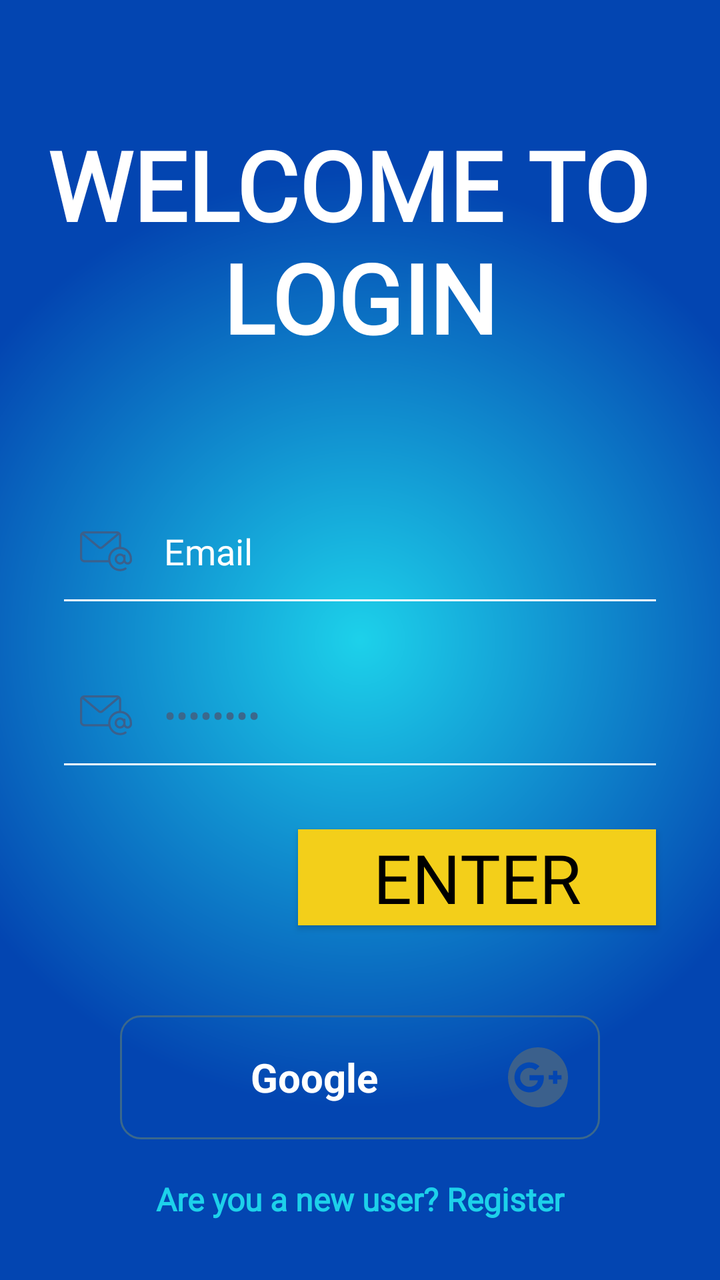
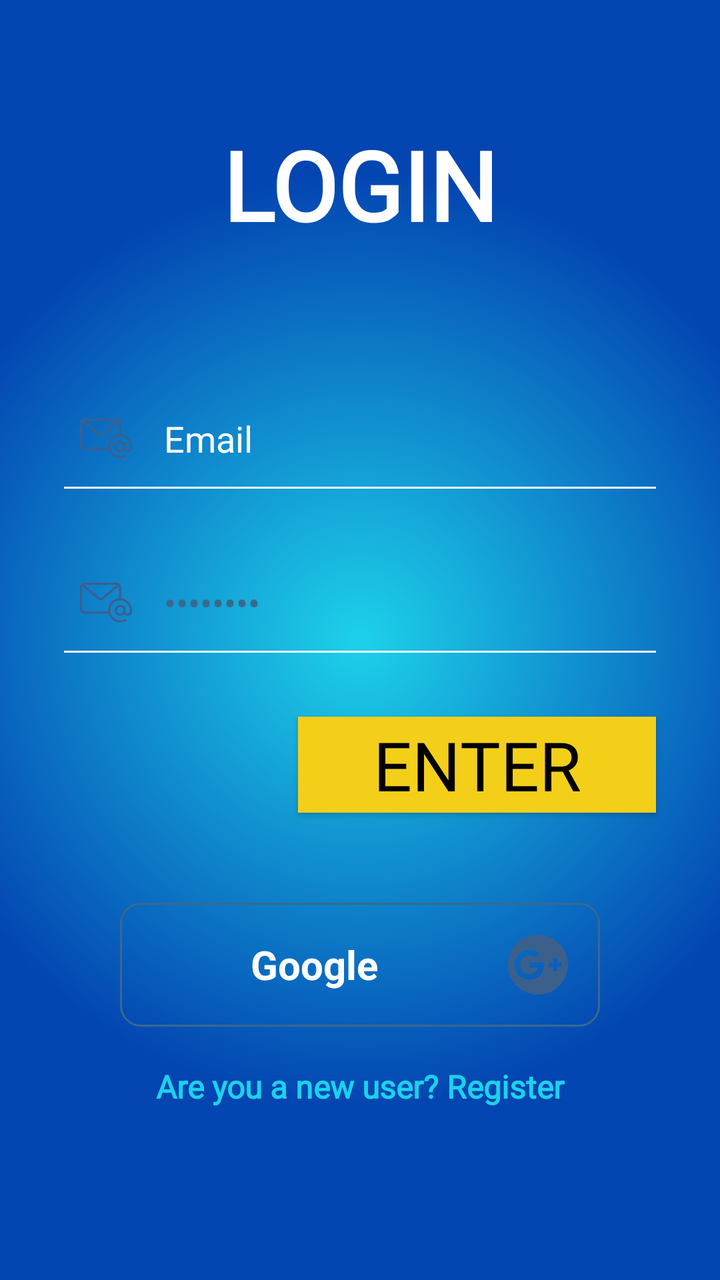

Two renders of the same Android screen: before a commit and after it. Below are the layout's source before the change and the commit's diff.
<!-- AndroidManifest.xml: application theme Theme.SupplyDrop -->
<!-- res/layout/activity_login.xml -->
<?xml version="1.0" encoding="utf-8"?>
<androidx.constraintlayout.widget.ConstraintLayout xmlns:android="http://schemas.android.com/apk/res/android"
    xmlns:app="http://schemas.android.com/apk/res-auto"
    xmlns:tools="http://schemas.android.com/tools"
    android:id="@+id/main"
    android:layout_width="match_parent"
    android:layout_height="match_parent"
    android:background="@drawable/login_background"
    tools:context=".MainActivity">

    <ScrollView
        android:layout_width="match_parent"
        android:layout_height="match_parent"
        app:layout_constraintBottom_toBottomOf="parent"
        app:layout_constraintEnd_toEndOf="parent"
        app:layout_constraintStart_toStartOf="parent"
        app:layout_constraintTop_toTopOf="parent">

        <LinearLayout
            android:layout_width="match_parent"
            android:layout_height="wrap_content"
            android:orientation="vertical">

            <TextView
                android:id="@+id/loginLbl"
                android:layout_width="match_parent"
                android:layout_height="wrap_content"
                android:fontFamily="@font/luckiest_guy"
                android:gravity="center"
                android:paddingTop="60dp"
                android:paddingBottom="30dp"
                android:text="WELCOME TO \nLOGIN"
                android:textAlignment="center"
                android:textColor="@color/white"
                android:textSize="48sp"
                android:textStyle="bold" />

            <EditText
                android:id="@+id/emailTxt"
                android:layout_width="match_parent"
                android:layout_height="50dp"
                android:layout_marginStart="32dp"
                android:layout_marginTop="40dp"
                android:layout_marginEnd="32dp"
                android:background="@drawable/edittext_background"
                android:drawableStart="@drawable/email"
                android:drawablePadding="16dp"
                android:ems="10"
                android:fontFamily="@font/luckiest_guy"
                android:hint="Enter Your Email"
                android:inputType="textEmailAddress"
                android:padding="8dp"
                android:text="Email"
                android:textColor="@color/white" />

            <EditText
                android:id="@+id/passwordTxt"
                android:layout_width="match_parent"
                android:layout_height="50dp"
                android:layout_marginStart="32dp"
                android:layout_marginTop="32dp"
                android:layout_marginEnd="32dp"
                android:background="@drawable/edittext_background"
                android:drawableStart="@drawable/email"
                android:drawablePadding="16dp"
                android:ems="10"
                android:fontFamily="@font/luckiest_guy"
                android:hint="Enter Your Password"
                android:inputType="textPassword"
                android:padding="8dp"
                android:text="Password"
                android:textColor="#3b688c"
                android:textColorHint="756C6C" />

            <Button
                android:id="@+id/imageView3"
                android:layout_width="179dp"
                android:layout_height="wrap_content"
                android:layout_gravity="end"
                android:layout_marginTop="32dp"
                android:layout_marginEnd="32dp"
                android:background="@color/yellow"
                android:fontFamily="@font/luckiest_guy"
                android:text="ENTER"
                android:textColor="@color/black"
                android:textAppearance="@style/TextAppearance.AppCompat.Display1"
                app:srcCompat="@drawable/btn_arrow2" />

            <LinearLayout
                android:layout_width="match_parent"
                android:layout_height="104dp"
                android:layout_marginStart="32dp"
                android:layout_marginTop="8dp"
                android:layout_marginEnd="32dp"
                android:gravity="center"
                android:orientation="horizontal">

                <Button
                    android:id="@+id/googleBtn"
                    style="@android:style/Widget.Button"
                    android:layout_width="wrap_content"
                    android:layout_height="wrap_content"
                    android:layout_marginTop="16dp"
                    android:background="@drawable/btn_background"
                    android:drawableEnd="@drawable/google"
                    android:drawablePadding="16dp"
                    android:maxWidth="320dp"
                    android:minWidth="240dp"
                    android:padding="16dp"
                    android:text="Google"
                    android:textColor="#FFFFFF"
                    android:textSize="20sp"
                    android:textStyle="bold" />
            </LinearLayout>

            <TextView
                android:id="@+id/textView4"
                android:layout_width="match_parent"
                android:layout_height="wrap_content"
                android:layout_marginTop="14dp"
                android:fontFamily="@font/luckiest_guy"
                android:text="Are you a new user? Register"
                android:textAlignment="center"
                android:textColor="@color/lblue"
                android:textSize="16sp"
                android:textStyle="bold" />

        </LinearLayout>
    </ScrollView>
</androidx.constraintlayout.widget.ConstraintLayout>
<!-- resources referenced by this layout -->
<resources>
  <color name="black">#FF000000</color>
  <color name="lblue">#1DD1EA</color>
  <color name="white">#FFFFFFFF</color>
  <color name="yellow">#F3CF1A</color>
  <!-- drawable btn_arrow2: png bitmap (drawable-hdpi, 3339 bytes) -->
  <!-- drawable btn_background (drawable) -->
  <?xml version="1.0" encoding="utf-8"?>
  <selector xmlns:android="http://schemas.android.com/apk/res/android">
      <item>
          <shape android:shape="rectangle">
              <stroke android:width="1dp" android:color="#3b688c"/>
  
              <corners android:radius="10dp"/>
          </shape>
      </item>
  </selector>
  <!-- drawable edittext_background (drawable) -->
  <?xml version="1.0" encoding="utf-8"?>
  <layer-list xmlns:android="http://schemas.android.com/apk/res/android">
      <item android:top="-3dp" android:bottom="-1dp" android:right="-3dp" android:left="-3dp">
          <shape android:shape="rectangle">
              <stroke android:width="2dp" android:color="@color/white"/>
          </shape>
      </item>
  </layer-list>
  <!-- drawable email: png bitmap (drawable-hdpi, 1038 bytes) -->
  <!-- drawable google: png bitmap (drawable-hdpi, 1180 bytes) -->
  <!-- drawable login_background (drawable) -->
  <?xml version="1.0" encoding="utf-8"?>
  <shape xmlns:android="http://schemas.android.com/apk/res/android">
      <gradient
          android:type="radial"
          android:gradientRadius="65%p"
          android:centerX="50%"
          android:centerY="50%"
          android:startColor="@color/lblue"
          android:endColor="@color/dblue">
  
      </gradient></shape>
  <style name="Theme.SupplyDrop" parent="Base.Theme.SupplyDrop" />
  <color name="dblue">#0345B1</color>
  <style name="Base.Theme.SupplyDrop" parent="Theme.AppCompat.NoActionBar">
          
          
      </style>
</resources>

<!-- the commit's change to res/layout/activity_login.xml (unified diff, before → after) -->
@@ -29,7 +29,7 @@
                 android:gravity="center"
                 android:paddingTop="60dp"
                 android:paddingBottom="30dp"
-                android:text="WELCOME TO \nLOGIN"
+                android:text="LOGIN"
                 android:textAlignment="center"
                 android:textColor="@color/white"
                 android:textSize="48sp"
@@ -82,8 +82,8 @@
                 android:background="@color/yellow"
                 android:fontFamily="@font/luckiest_guy"
                 android:text="ENTER"
+                android:textAppearance="@style/TextAppearance.AppCompat.Display1"
                 android:textColor="@color/black"
-                android:textAppearance="@style/TextAppearance.AppCompat.Display1"
                 app:srcCompat="@drawable/btn_arrow2" />
 
             <LinearLayout
